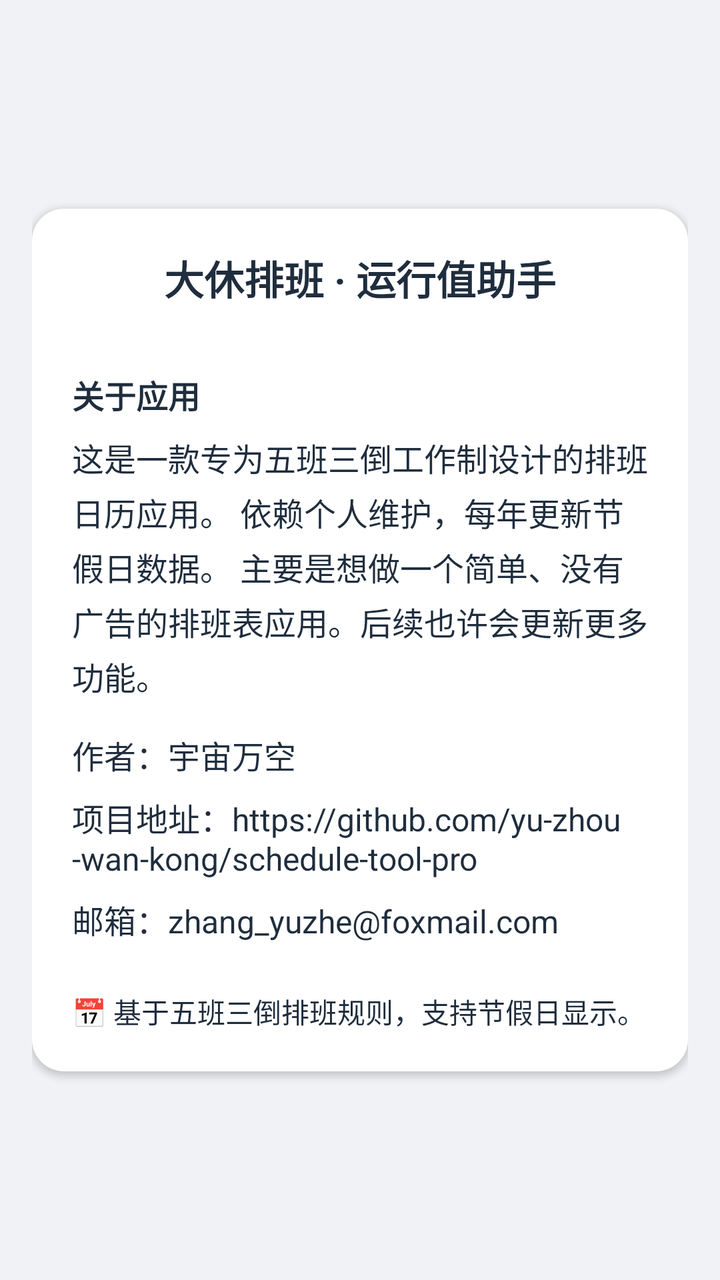
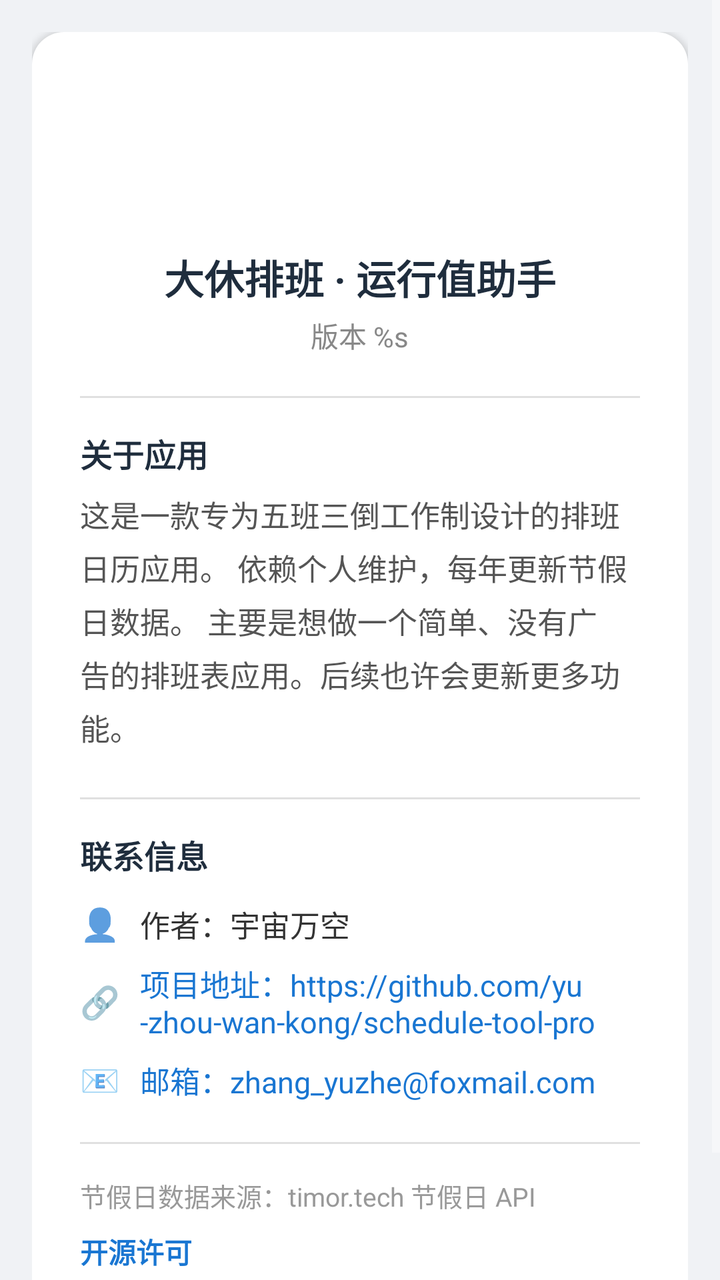

The first picture is an Android layout as it rendered before a commit; the second is the same layout after the commit. The layout source and the unified diff follow.
<!-- AndroidManifest.xml: application theme Theme.AppCompat.NoActionBar -->
<!-- res/layout/fragment_about.xml -->
<?xml version="1.0" encoding="utf-8"?>
<ScrollView xmlns:android="http://schemas.android.com/apk/res/android"
    android:layout_width="match_parent"
    android:layout_height="match_parent"
    android:background="#f0f2f5"
    android:fillViewport="true">   

    
    <LinearLayout
        android:layout_width="match_parent"
        android:layout_height="wrap_content"
        android:orientation="vertical"
        android:gravity="center"
        android:padding="16dp">    

        
        <LinearLayout
            android:layout_width="match_parent"
            android:layout_height="wrap_content"
            android:orientation="vertical"
            android:background="@drawable/card_bg"
            android:padding="20dp"
            android:elevation="2dp">

            <TextView
                android:layout_width="wrap_content"
                android:layout_height="wrap_content"
                android:text="@string/about_app_name"
                android:textSize="20sp"
                android:textColor="#1f2d3d"
                android:textStyle="bold"
                android:layout_gravity="center_horizontal"
                android:layout_marginBottom="16dp"/>

            <TextView
                android:layout_width="wrap_content"
                android:layout_height="wrap_content"
                android:text="关于应用"
                android:textSize="16sp"
                android:textColor="#1f2d3d"
                android:textStyle="bold"
                android:layout_marginTop="16dp"
                android:layout_marginBottom="8dp" />

            <TextView
                android:layout_width="wrap_content"
                android:layout_height="wrap_content"
                android:text="@string/about_app_intro"
                android:textSize="16sp"
                android:textColor="#1f2d3d"
                android:lineSpacingExtra="4dp"
                android:layout_marginBottom="16dp" />

            <TextView
                android:layout_width="wrap_content"
                android:layout_height="wrap_content"
                android:text="@string/author_text"
                android:textSize="16sp"
                android:textColor="#1f2d3d"
                android:layout_marginBottom="8dp"/>

            <TextView
                android:id="@+id/tv_contact"
                android:layout_width="wrap_content"
                android:layout_height="wrap_content"
                android:text="@string/contact_text"
                android:textSize="16sp"
                android:textColor="#1f2d3d"
                android:layout_marginBottom="8dp"
                android:clickable="true"
                android:focusable="true"/>

            <TextView
                android:id="@+id/tv_email"
                android:layout_width="wrap_content"
                android:layout_height="wrap_content"
                android:text="@string/email_text"
                android:textSize="16sp"
                android:textColor="#1f2d3d"
                android:layout_marginBottom="8dp"
                android:clickable="true"
                android:focusable="true"/>

            <TextView
                android:layout_width="wrap_content"
                android:layout_height="wrap_content"
                android:text="@string/description_text"
                android:textSize="14sp"
                android:layout_marginTop="16dp"
                android:textColor="#1f2d3d"
                android:lineSpacingExtra="4dp"/>

        </LinearLayout>
    </LinearLayout>
</ScrollView>
<!-- resources referenced by this layout -->
<resources>
  <!-- drawable card_bg (drawable) -->
  <?xml version="1.0" encoding="utf-8"?>
  <shape xmlns:android="http://schemas.android.com/apk/res/android">
      <solid android:color="#FFFFFF" />
      <corners android:radius="16dp" />
  </shape>
  <string name="about_app_intro">这是一款专为五班三倒工作制设计的排班日历应用。
          依赖个人维护，每年更新节假日数据。
          主要是想做一个简单、没有广告的排班表应用。后续也许会更新更多功能。</string>
  <string name="about_app_name">大休排班 · 运行值助手</string>
  <string name="author_text">作者：宇宙万空</string>
  <string name="contact_text">项目地址：https://github.com/yu-zhou-wan-kong/schedule-tool-pro</string>
  <string name="description_text">📅 基于五班三倒排班规则，支持节假日显示。</string>
  <string name="email_text">邮箱：zhang_yuzhe@foxmail.com</string>
</resources>

<!-- the commit's change to res/layout/fragment_about.xml (unified diff, before → after) -->
@@ -3,15 +3,14 @@
     android:layout_width="match_parent"
     android:layout_height="match_parent"
     android:background="#f0f2f5"
-    android:fillViewport="true">   
-
-    
+    android:fillViewport="true">
+
     <LinearLayout
         android:layout_width="match_parent"
         android:layout_height="wrap_content"
         android:orientation="vertical"
         android:gravity="center"
-        android:padding="16dp">    
+        android:padding="16dp">
 
         
         <LinearLayout
@@ -19,76 +18,194 @@
             android:layout_height="wrap_content"
             android:orientation="vertical"
             android:background="@drawable/card_bg"
-            android:padding="20dp"
+            android:padding="24dp"
             android:elevation="2dp">
 
-            <TextView
-                android:layout_width="wrap_content"
-                android:layout_height="wrap_content"
+            
+            <ImageView
+                android:layout_width="72dp"
+                android:layout_height="72dp"
+                android:layout_gravity="center_horizontal"
+                android:layout_marginBottom="12dp"
+                android:src="@mipmap/ic_launcher"
+                android:contentDescription="@string/about_app_name" />
+
+            <TextView
+                android:layout_width="wrap_content"
+                android:layout_height="wrap_content"
+                android:layout_gravity="center_horizontal"
                 android:text="@string/about_app_name"
                 android:textSize="20sp"
                 android:textColor="#1f2d3d"
-                android:textStyle="bold"
+                android:textStyle="bold" />
+
+            <TextView
+                android:id="@+id/tv_version"
+                android:layout_width="wrap_content"
+                android:layout_height="wrap_content"
                 android:layout_gravity="center_horizontal"
-                android:layout_marginBottom="16dp"/>
-
+                android:layout_marginTop="4dp"
+                android:layout_marginBottom="4dp"
+                android:text="@string/about_version"
+                android:textSize="14sp"
+                android:textColor="#888888" />
+
+            
+            <View
+                android:layout_width="match_parent"
+                android:layout_height="1dp"
+                android:layout_marginTop="16dp"
+                android:layout_marginBottom="16dp"
+                android:background="#e0e0e0" />
+
+            
             <TextView
                 android:layout_width="wrap_content"
                 android:layout_height="wrap_content"
                 android:text="关于应用"
                 android:textSize="16sp"
                 android:textColor="#1f2d3d"
-                android:textStyle="bold"
-                android:layout_marginTop="16dp"
-                android:layout_marginBottom="8dp" />
-
-            <TextView
-                android:layout_width="wrap_content"
-                android:layout_height="wrap_content"
+                android:textStyle="bold" />
+
+            <TextView
+                android:layout_width="wrap_content"
+                android:layout_height="wrap_content"
+                android:layout_marginTop="8dp"
+                android:layout_marginBottom="8dp"
                 android:text="@string/about_app_intro"
+                android:textSize="15sp"
+                android:textColor="#555555"
+                android:lineSpacingExtra="5dp" />
+
+            
+            <View
+                android:layout_width="match_parent"
+                android:layout_height="1dp"
+                android:layout_marginTop="16dp"
+                android:layout_marginBottom="16dp"
+                android:background="#e0e0e0" />
+
+            
+            <TextView
+                android:layout_width="wrap_content"
+                android:layout_height="wrap_content"
+                android:text="联系信息"
                 android:textSize="16sp"
                 android:textColor="#1f2d3d"
-                android:lineSpacingExtra="4dp"
-                android:layout_marginBottom="16dp" />
-
-            <TextView
-                android:layout_width="wrap_content"
-                android:layout_height="wrap_content"
-                android:text="@string/author_text"
-                android:textSize="16sp"
-                android:textColor="#1f2d3d"
-                android:layout_marginBottom="8dp"/>
-
-            <TextView
-                android:id="@+id/tv_contact"
-                android:layout_width="wrap_content"
-                android:layout_height="wrap_content"
-                android:text="@string/contact_text"
-                android:textSize="16sp"
-                android:textColor="#1f2d3d"
-                android:layout_marginBottom="8dp"
+                android:textStyle="bold"
+                android:layout_marginBottom="12dp" />
+
+            
+            <LinearLayout
+                android:layout_width="match_parent"
+                android:layout_height="wrap_content"
+                android:orientation="horizontal"
+                android:gravity="center_vertical"
+                android:layout_marginBottom="8dp">
+
+                <TextView
+                    android:layout_width="wrap_content"
+                    android:layout_height="wrap_content"
+                    android:text="👤"
+                    android:textSize="16sp"
+                    android:layout_marginEnd="10dp" />
+
+                <TextView
+                    android:layout_width="wrap_content"
+                    android:layout_height="wrap_content"
+                    android:text="@string/author_text"
+                    android:textSize="15sp"
+                    android:textColor="#333333" />
+            </LinearLayout>
+
+            
+            <LinearLayout
+                android:layout_width="match_parent"
+                android:layout_height="wrap_content"
+                android:orientation="horizontal"
+                android:gravity="center_vertical"
+                android:layout_marginBottom="8dp">
+
+                <TextView
+                    android:layout_width="wrap_content"
+                    android:layout_height="wrap_content"
+                    android:text="🔗"
+                    android:textSize="16sp"
+                    android:layout_marginEnd="10dp" />
+
+                <TextView
+                    android:id="@+id/tv_contact"
+                    android:layout_width="wrap_content"
+                    android:layout_height="wrap_content"
+                    android:text="@string/contact_text"
+                    android:textSize="15sp"
+                    android:textColor="#1976d2"
+                    android:clickable="true"
+                    android:focusable="true" />
+            </LinearLayout>
+
+            
+            <LinearLayout
+                android:layout_width="match_parent"
+                android:layout_height="wrap_content"
+                android:orientation="horizontal"
+                android:gravity="center_vertical"
+                android:layout_marginBottom="4dp">
+
+                <TextView
+                    android:layout_width="wrap_content"
+                    android:layout_height="wrap_content"
+                    android:text="📧"
+                    android:textSize="16sp"
+                    android:layout_marginEnd="10dp" />
+
+                <TextView
+                    android:id="@+id/tv_email"
+                    android:layout_width="wrap_content"
+                    android:layout_height="wrap_content"
+                    android:text="@string/email_text"
+                    android:textSize="15sp"
+                    android:textColor="#1976d2"
+                    android:clickable="true"
+                    android:focusable="true" />
+            </LinearLayout>
+
+            
+            <View
+                android:layout_width="match_parent"
+                android:layout_height="1dp"
+                android:layout_marginTop="16dp"
+                android:layout_marginBottom="16dp"
+                android:background="#e0e0e0" />
+
+            
+            <TextView
+                android:layout_width="wrap_content"
+                android:layout_height="wrap_content"
+                android:text="@string/source_text"
+                android:textSize="13sp"
+                android:textColor="#999999"
+                android:layout_marginBottom="8dp" />
+
+            <TextView
+                android:id="@+id/tv_oss"
+                android:layout_width="wrap_content"
+                android:layout_height="wrap_content"
+                android:text="@string/about_oss_title"
+                android:textSize="14sp"
+                android:textColor="#1976d2"
+                android:textStyle="bold"
                 android:clickable="true"
-                android:focusable="true"/>
-
-            <TextView
-                android:id="@+id/tv_email"
-                android:layout_width="wrap_content"
-                android:layout_height="wrap_content"
-                android:text="@string/email_text"
-                android:textSize="16sp"
-                android:textColor="#1f2d3d"
-                android:layout_marginBottom="8dp"
-                android:clickable="true"
-                android:focusable="true"/>
-
-            <TextView
-                android:layout_width="wrap_content"
-                android:layout_height="wrap_content"
+                android:focusable="true" />
+
+            <TextView
+                android:layout_width="wrap_content"
+                android:layout_height="wrap_content"
+                android:layout_marginTop="16dp"
                 android:text="@string/description_text"
-                android:textSize="14sp"
-                android:layout_marginTop="16dp"
-                android:textColor="#1f2d3d"
-                android:lineSpacingExtra="4dp"/>
+                android:textSize="13sp"
+                android:textColor="#999999"
+                android:lineSpacingExtra="4dp" />
 
         </LinearLayout>
     </LinearLayout>
<!-- resource entries referenced after the edit -->
@@ -6,13 +6,26 @@
       <solid android:color="#FFFFFF" />
       <corners android:radius="16dp" />
   </shape>
+  <!-- mipmap ic_launcher (mipmap-anydpi-v26) -->
+  <?xml version="1.0" encoding="utf-8"?>
+  <adaptive-icon xmlns:android="http://schemas.android.com/apk/res/android">
+      <background android:drawable="@drawable/ic_launcher_background" />
+      <foreground android:drawable="@drawable/ic_launcher_foreground" />
+      <monochrome android:drawable="@drawable/ic_launcher_monochrome" />
+  </adaptive-icon>
   <string name="about_app_intro">这是一款专为五班三倒工作制设计的排班日历应用。
           依赖个人维护，每年更新节假日数据。
           主要是想做一个简单、没有广告的排班表应用。后续也许会更新更多功能。</string>
   <string name="about_app_name">大休排班 · 运行值助手</string>
+  <string name="about_oss_title">开源许可</string>
+  <string name="about_version">版本 %s</string>
   <string name="author_text">作者：宇宙万空</string>
   <string name="contact_text">项目地址：https://github.com/yu-zhou-wan-kong/schedule-tool-pro</string>
   <string name="description_text">📅 基于五班三倒排班规则，支持节假日显示。</string>
   <string name="email_text">邮箱：zhang_yuzhe@foxmail.com</string>
+  <string name="source_text">节假日数据来源：timor.tech 节假日 API</string>
+  <!-- drawable ic_launcher_background: png bitmap (drawable-nodpi, 4820 bytes) -->
+  <!-- drawable ic_launcher_foreground: png bitmap (drawable-nodpi, 6942 bytes) -->
+  <!-- drawable ic_launcher_monochrome: png bitmap (drawable-nodpi, 6740 bytes) -->
 </resources>
 
